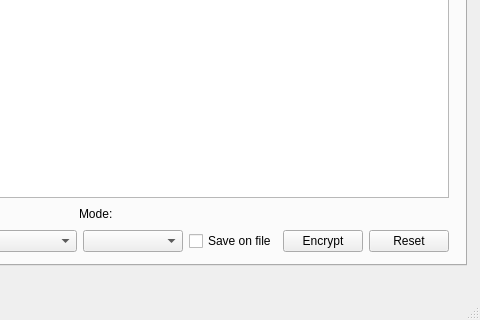
The window that mainwindow.ui (redazzalpha/xkrypt) describes before a commit, drawn with Qt 5; both pictures show x 320 to 800 and y 280 to 600 of the 800 by 600 pixel window.
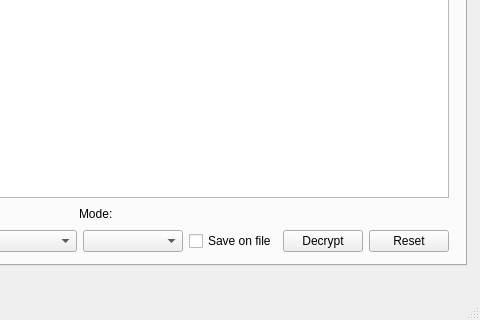
The same window after the commit. The open tabs and pages were chosen to show the change. Icons and pictures are not drawn.

Commit message: add ui for text encryption/decryption

```diff
--- a/mainwindow.ui
+++ b/mainwindow.ui
@@ -1511,7 +1511,7 @@
               </size>
              </property>
              <property name="text">
-              <string>Encrypt</string>
+              <string>Decrypt</string>
              </property>
             </widget>
            </item>
```
Left out of the diff: 6 changed lines with no effect on the pictures. The commit also changes 2 other files.
